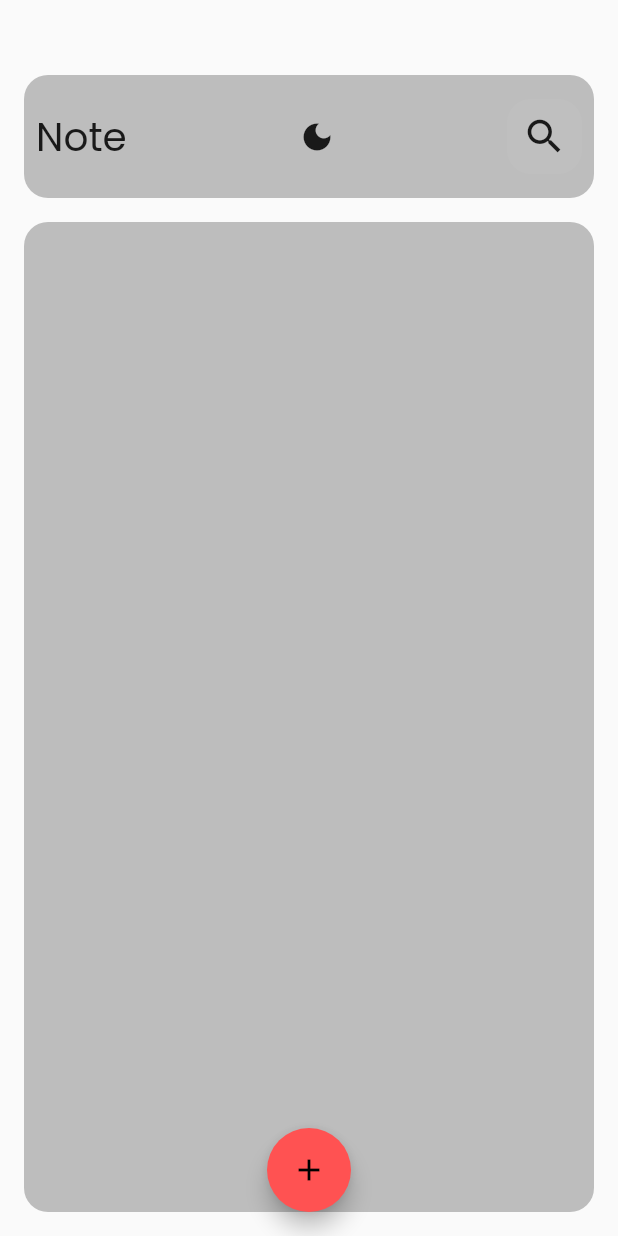
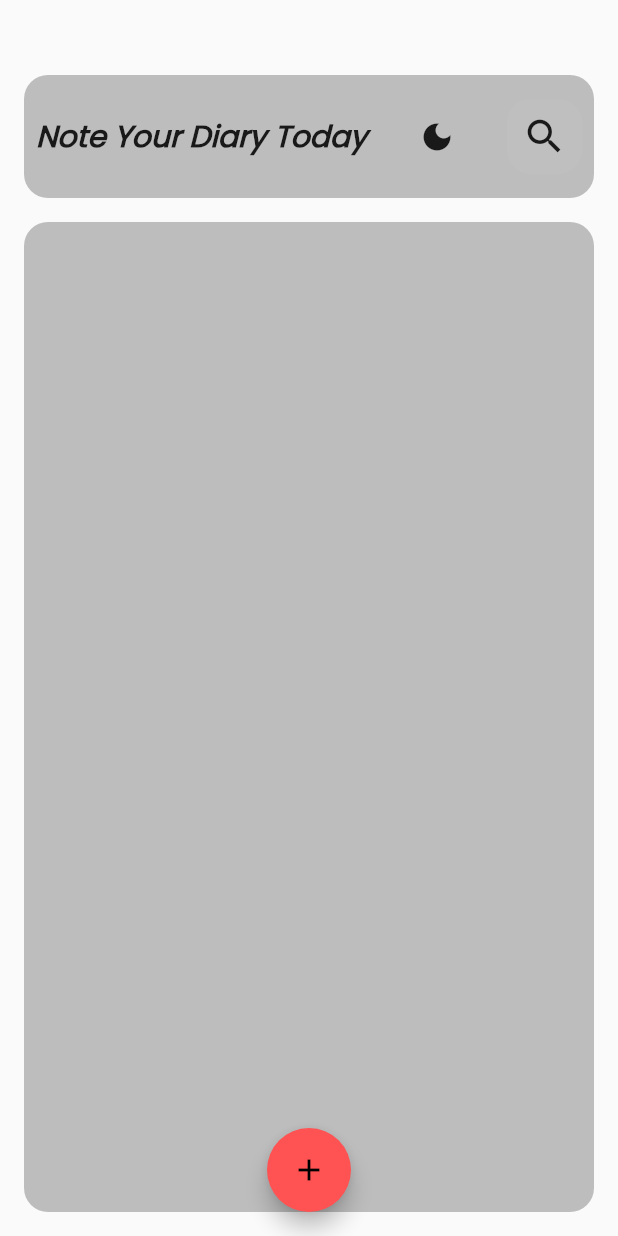
Before and after one commit to mohamedhamed409/diary_compeleted_app, a Flutter app: the screen it shows after launch, on a phone screen of 412 x 824 dp. Run offline on Flutter 3.47's test engine with Material 2 defaults, Android fonts, the phone set to English and light mode, and no system bars; our stand-ins replace bloc, conditional_builder_null_safety, flutter_bloc, font_awesome_flutter, hive, hive_flutter and 1 more; accounts and stored records are empty.

Commit message:
commit complete changes

```diff
--- a/lib/view/custom_app_bar.dart
+++ b/lib/view/custom_app_bar.dart
@@ -47,8 +47,6 @@
 //   }
 // }
 
-
-
 import 'package:flutter/material.dart';
 
 import 'custom_app_bar_button.dart';
@@ -78,9 +76,7 @@ class CustomAppBarForEdit extends StatelessWidget {
         children: [
           Text(
             text,
-            style: const TextStyle(
-              fontSize: 26,
-            ),
+            style: const TextStyle(fontSize: 26),
           ),
           CustomAppBarButton(
             icon: customIcon,
@@ -92,15 +88,14 @@ class CustomAppBarForEdit extends StatelessWidget {
   }
 }
 
-
-
 class CustomAppBarForHomeView extends StatelessWidget {
   const CustomAppBarForHomeView({
     super.key,
     required this.customIcon,
     required this.onTap,
     required this.text,
-    required this.color,required this.onPressed,
+    required this.color,
+    required this.onPressed,
   });
   final IconData customIcon;
   final void Function()? onTap;
@@ -121,10 +116,11 @@ class CustomAppBarForHomeView extends StatelessWidget {
           Text(
             text,
             style: const TextStyle(
-              fontSize: 26,
-            ),
+                fontSize: 20,
+                fontStyle: FontStyle.italic,
+                fontWeight: FontWeight.w700),
           ),
-          IconButton(onPressed:onPressed, icon: Icon(Icons.dark_mode)),
+          IconButton(onPressed: onPressed, icon: Icon(Icons.dark_mode)),
           CustomAppBarButton(
             icon: customIcon,
             onTap: onTap,
--- a/lib/view/note_view_body.dart
+++ b/lib/view/note_view_body.dart
@@ -41,7 +41,7 @@ class _NoteViewBodyState extends State<NoteViewBody> {
                 },
                 color: color!,
                 customIcon: Icons.search,
-                text: 'Note',
+                text: 'Note Your Diary Today',
                 onTap: () {Navigator.push(context, MaterialPageRoute(builder: (context)=>SearchView()));
                 },
               ),
```
